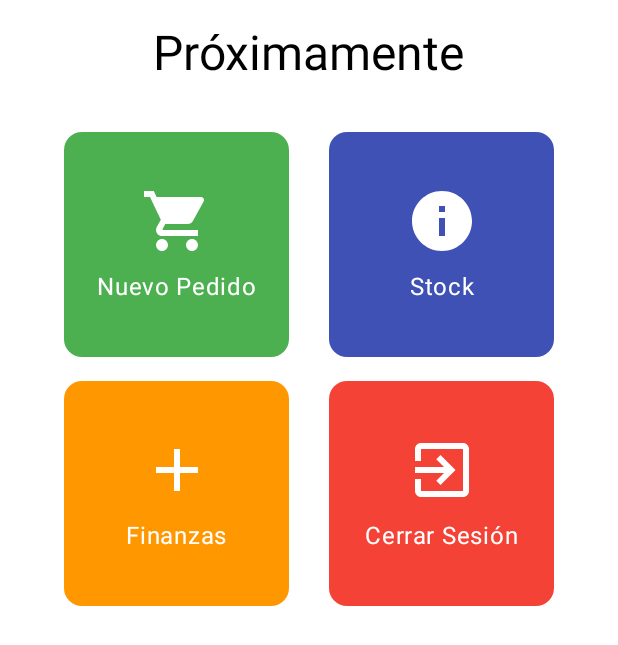
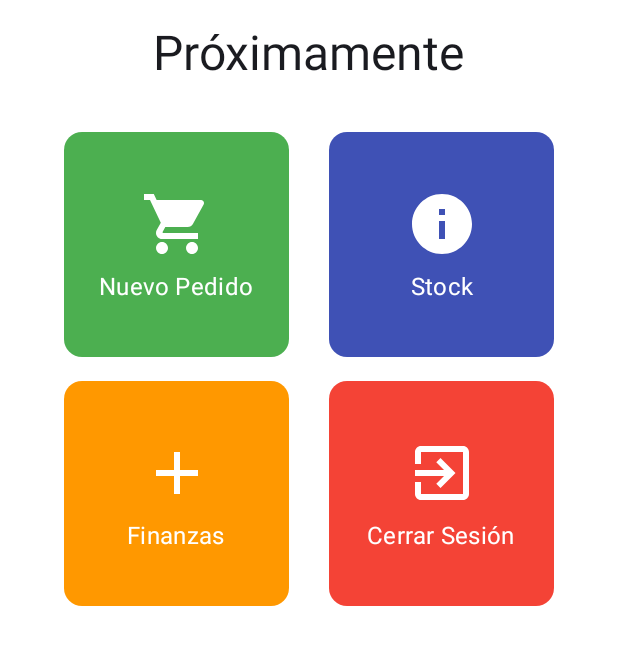
Before and after one commit to palateo8967/iceManagment, an Android app built with Jetpack Compose: the composable AppNavigation shown on its own in the app's theme, on a phone screen of 412 x 824 dp. Shown: the top 645 px of the screen. Run offline under Robolectric (Android 15) with nearby library versions, the phone set to English and light mode, and no system bars; our stand-ins replace Dagger/Hilt's generated code, Firebase (no records; nobody signed in at launch, a user with empty details on screens opened directly).

Commit message:
Refactorizacion y Theme
Se refactorizo todo para integrar el theme y no tener que estar poniendo colores manuales

Ademas de unos pequeños cambios a AppNavigation

```diff
--- a/app/src/main/java/com/icerojects/icemanagment/ui/components/MenuButton.kt
+++ b/app/src/main/java/com/icerojects/icemanagment/ui/components/MenuButton.kt
@@ -16,34 +16,51 @@ import androidx.compose.ui.unit.sp
 
 @Composable
 fun MenuButton(
+
     text: String,
     icon: ImageVector,
-    backgroundColor: Color,
+    backgroundColor: Color = MaterialTheme.colorScheme.primary,
+    contentColor: Color = MaterialTheme.colorScheme.onPrimary,
     onClick: () -> Unit
+
 ) {
+
     Box(
+
         modifier = Modifier
             .size(150.dp)
             .background(backgroundColor, shape = MaterialTheme.shapes.medium)
             .clickable { onClick() }
             .padding(16.dp),
         contentAlignment = Alignment.Center
+
     ) {
+
         Column(
+
             horizontalAlignment = Alignment.CenterHorizontally,
             verticalArrangement = Arrangement.Center
+
         ) {
+
             Icon(
+
                 imageVector = icon,
                 contentDescription = text,
-                tint = Color.White,
+                tint = contentColor,
                 modifier = Modifier.size(48.dp)
+
             )
+
             Spacer(modifier = Modifier.height(8.dp))
+
             Text(
+
                 text = text,
-                color = Color.White,
-                fontSize = 16.sp
+                color = contentColor,
+                fontSize = 16.sp,
+                style = MaterialTheme.typography.bodyMedium
+
             )
         }
     }
--- a/app/src/main/java/com/icerojects/icemanagment/ui/navigation/AppNavigation.kt
+++ b/app/src/main/java/com/icerojects/icemanagment/ui/navigation/AppNavigation.kt
@@ -5,24 +5,22 @@ import androidx.compose.runtime.LaunchedEffect
 import androidx.compose.runtime.collectAsState
 import androidx.compose.runtime.getValue
 import androidx.hilt.navigation.compose.hiltViewModel
-
 import androidx.navigation.compose.NavHost
 import androidx.navigation.compose.composable
 import androidx.navigation.compose.rememberNavController
-import com.icerojects.icemanagment.ui.screens.IndexScreens.Inter
-import com.icerojects.icemanagment.ui.screens.IndexScreens.Presentation
+import com.icerojects.icemanagment.ui.screens.indexScreens.Inter
+import com.icerojects.icemanagment.ui.screens.indexScreens.Presentation
 import com.icerojects.icemanagment.ui.screens.auth.AuthViewModel
 import com.icerojects.icemanagment.ui.screens.homeScreens.Home
 import com.icerojects.icemanagment.ui.screens.sesionScreens.Login
 import com.icerojects.icemanagment.ui.screens.sesionScreens.NewAccount
 
-object AppScreen{
-
-    const val PRESENTATION = "presentation"
-   const val INTER = "inter"
-    const val LOGIN = "login"
-    const val NEW_ACCOUNT = "newAccount"
-    const val HOMESCREEN = "homeScreen"
+sealed class AppScreen(val route: String) {
+    object Presentation : AppScreen("presentation")
+    object Inter : AppScreen("inter")
+    object Login : AppScreen("login")
+    object NewAccount : AppScreen("newAccount")
+    object Home : AppScreen("homeScreen")
 }
 
 @Composable
@@ -30,73 +28,64 @@ fun AppNavigation(
 
     authViewModel: AuthViewModel = hiltViewModel()
 
-){
+) {
 
-    val navController =  rememberNavController()
+    val navController = rememberNavController()
     val currentUser by authViewModel.authState.collectAsState()
-    val startDestination = if (currentUser != null) AppScreen.HOMESCREEN else AppScreen.PRESENTATION
+
+    val startDestination = if (currentUser != null) AppScreen.Home.route else AppScreen.Presentation.route
 
     LaunchedEffect(currentUser) {
 
-        if(currentUser != null){
+        if (currentUser != null) {
 
-            if (navController.currentBackStackEntry?.destination?.route != AppScreen.HOMESCREEN){
+            navController.navigate(AppScreen.Home.route) {
 
-                navController.navigate(AppScreen.HOMESCREEN){
-
-                    popUpTo(navController.graph.startDestinationId) { inclusive = true }
-                    launchSingleTop = true
-
-                }
+                popUpTo(0) { inclusive = true }
+                launchSingleTop = true
 
             }
 
         } else {
 
-            val currentRoute = navController.currentBackStackEntry?.destination?.route
-            if(currentRoute == AppScreen.HOMESCREEN){
+            if (navController.currentBackStackEntry?.destination?.route == AppScreen.Home.route) {
 
-                navController.navigate(AppScreen.LOGIN){
-
-                    popUpTo(AppScreen.HOMESCREEN) { inclusive = true }
+                navController.navigate(AppScreen.Login.route) {
+                    popUpTo(0) { inclusive = true }
                     launchSingleTop = true
-
                 }
-
                 authViewModel.resetFormAndUiState()
 
             }
-
         }
-
     }
 
     NavHost(
 
         navController = navController,
-        startDestination = "presentation"
+        startDestination = startDestination
 
-    ){
-        composable(AppScreen.PRESENTATION){
+    ) {
 
+        composable(AppScreen.Presentation.route) {
             Presentation(navController)
         }
 
-        composable(AppScreen.INTER){
+        composable(AppScreen.Inter.route) {
             Inter(navController)
         }
 
-        composable(AppScreen.LOGIN){
+        composable(AppScreen.Login.route) {
             Login(navController)
         }
 
-        composable(AppScreen.NEW_ACCOUNT){
+        composable(AppScreen.NewAccount.route) {
             NewAccount(navController)
         }
 
-        composable(AppScreen.HOMESCREEN){
+        composable(AppScreen.Home.route) {
             Home(navController)
         }
+
     }
-
 }
--- a/app/src/main/java/com/icerojects/icemanagment/ui/screens/homeScreens/homeScreen.kt
+++ b/app/src/main/java/com/icerojects/icemanagment/ui/screens/homeScreens/homeScreen.kt
@@ -11,12 +11,15 @@ import androidx.compose.material3.Text
 import androidx.compose.runtime.Composable
 import androidx.compose.ui.Alignment
 import androidx.compose.ui.Modifier
-import androidx.compose.ui.graphics.Color
 import androidx.compose.ui.unit.dp
 import androidx.hilt.navigation.compose.hiltViewModel
 import androidx.navigation.NavHostController
 import com.icerojects.icemanagment.ui.components.MenuButton
 import com.icerojects.icemanagment.ui.screens.auth.AuthViewModel
+import com.icerojects.icemanagment.ui.theme.BlueStock
+import com.icerojects.icemanagment.ui.theme.GreenPedido
+import com.icerojects.icemanagment.ui.theme.OrangeFinanzas
+import com.icerojects.icemanagment.ui.theme.RedCerrarSesion
 
 @Composable
 fun Home(
@@ -38,7 +41,8 @@ fun Home(
         Text(
 
             text = "Próximamente",
-            style = MaterialTheme.typography.headlineLarge
+            style = MaterialTheme.typography.headlineLarge,
+            color = MaterialTheme.colorScheme.onBackground
 
         )
 
@@ -63,7 +67,7 @@ fun Home(
 
                     text = "Nuevo Pedido",
                     icon = Icons.Default.ShoppingCart,
-                    backgroundColor = Color(0xFF4CAF50)
+                    backgroundColor = GreenPedido
 
                 ) {
                     // TODO: Navegar a pedidos
@@ -73,7 +77,7 @@ fun Home(
 
                     text = "Stock",
                     icon = Icons.Default.Info,
-                    backgroundColor = Color(0xFF3F51B5)
+                    backgroundColor = BlueStock
 
                 ) {
                     // TODO: Navegar a stock
@@ -91,7 +95,7 @@ fun Home(
 
                     text = "Finanzas",
                     icon = Icons.Default.Add,
-                    backgroundColor = Color(0xFFFF9800)
+                    backgroundColor = OrangeFinanzas
 
                 ) {
                     // TODO: Navegar a finanzas
@@ -101,16 +105,13 @@ fun Home(
 
                     text = "Cerrar Sesión",
                     icon = Icons.Default.ExitToApp,
-                    backgroundColor = Color(0xFFF44336)
+                    backgroundColor = RedCerrarSesion
 
                 ) {
                     authViewModel.signOut()
                 }
 
             }
-
         }
-
     }
-
 }
--- a/app/src/main/java/com/icerojects/icemanagment/ui/theme/Color.kt
+++ b/app/src/main/java/com/icerojects/icemanagment/ui/theme/Color.kt
@@ -2,10 +2,18 @@ package com.icerojects.icemanagment.ui.theme
 
 import androidx.compose.ui.graphics.Color
 
-val Purple80 = Color(0xFFD0BCFF)
-val PurpleGrey80 = Color(0xFFCCC2DC)
-val Pink80 = Color(0xFFEFB8C8)
 
-val Purple40 = Color(0xFF6650a4)
-val PurpleGrey40 = Color(0xFF625b71)
-val Pink40 = Color(0xFF7D5260)
+val PrimaryBlue = Color(0xFF2563EB)
+val SecondaryBlue = Color(0xFFBFDBFE)
+val White = Color(0xFFFFFFFF)
+val BlackOverlay = Color(0x66000000)
+
+// 🎨 Colores de texto
+val TextPrimary = Color.White
+val TextSecondary = SecondaryBlue
+
+// 🎨 Colores fijos usados en Home
+val GreenPedido = Color(0xFF4CAF50)
+val BlueStock = Color(0xFF3F51B5)
+val OrangeFinanzas = Color(0xFFFF9800)
+val RedCerrarSesion = Color(0xFFF44336)
```
Also changed, not shown: app/src/main/java/com/icerojects/icemanagment/ui/components/customText.kt (deleted, +0 -35 lines), app/src/main/java/com/icerojects/icemanagment/ui/screens/indexScreens/interScreen.kt (renamed from app/src/main/java/com/icerojects/icemanagment/ui/screens/IndexScreens/interScreen.kt, +42 -25 lines), app/src/main/java/com/icerojects/icemanagment/ui/screens/indexScreens/presentationScreen.kt (renamed from app/src/main/java/com/icerojects/icemanagment/ui/screens/IndexScreens/presentationScreen.kt, +48 -42 lines), app/src/main/java/com/icerojects/icemanagment/ui/theme/Theme.kt (+13 -7 lines), 2 other files.
